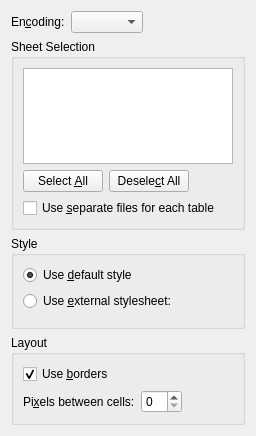
KDE/calligra, file filters/sheets/html/exportwidget.ui: the form before one commit.
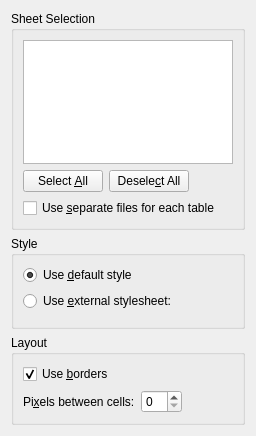
The form after the commit. Custom widgets are drawn as their Qt base class.

Diff of the .ui file:
```diff
--- a/filters/sheets/html/exportwidget.ui
+++ b/filters/sheets/html/exportwidget.ui
@@ -11,46 +11,6 @@
    </rect>
   </property>
   <layout class="QVBoxLayout">
-   <item>
-    <layout class="QHBoxLayout">
-     <item>
-      <widget class="QLabel" name="textLabel1">
-       <property name="text">
-        <string>En&amp;coding:</string>
-       </property>
-       <property name="wordWrap">
-        <bool>false</bool>
-       </property>
-       <property name="buddy">
-        <cstring>mEncodingBox</cstring>
-       </property>
-      </widget>
-     </item>
-     <item>
-      <widget class="QComboBox" name="mEncodingBox">
-       <property name="whatsThis">
-        <string>With this option you can define the encoding of the HTML file. The recommended encoding (UTF8) is selected as default.</string>
-       </property>
-      </widget>
-     </item>
-     <item>
-      <spacer name="spacer2">
-       <property name="orientation">
-        <enum>Qt::Horizontal</enum>
-       </property>
-       <property name="sizeType">
-        <enum>QSizePolicy::Expanding</enum>
-       </property>
-       <property name="sizeHint" stdset="0">
-        <size>
-         <width>40</width>
-         <height>20</height>
-        </size>
-       </property>
-      </spacer>
-     </item>
-    </layout>
-   </item>
    <item>
     <widget class="QGroupBox" name="groupBox3">
      <property name="title">
```
